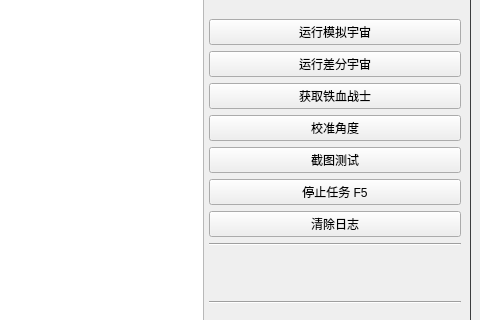
Before: the Qt Designer form ui/ADA.ui in Illusory-moon/Simulated_Scepter, drawn with Qt 5; both pictures show x 450 to 930 and y 342 to 662 of the 930 by 760 pixel window.
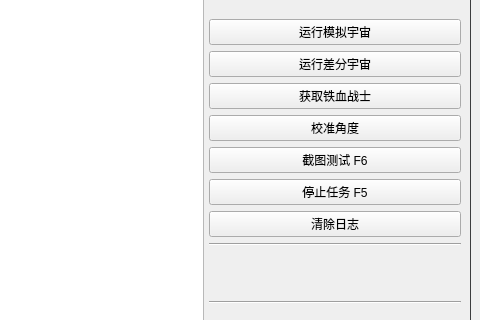
After: the same form once the commit is applied. Icons and pictures are not drawn.

What changed in the file:
```diff
--- a/ui/ADA.ui
+++ b/ui/ADA.ui
@@ -883,7 +883,7 @@
                <item>
                 <widget class="QPushButton" name="test_btn">
                  <property name="text">
-                  <string>截图测试</string>
+                  <string>截图测试 F6</string>
                  </property>
                 </widget>
                </item>
```
